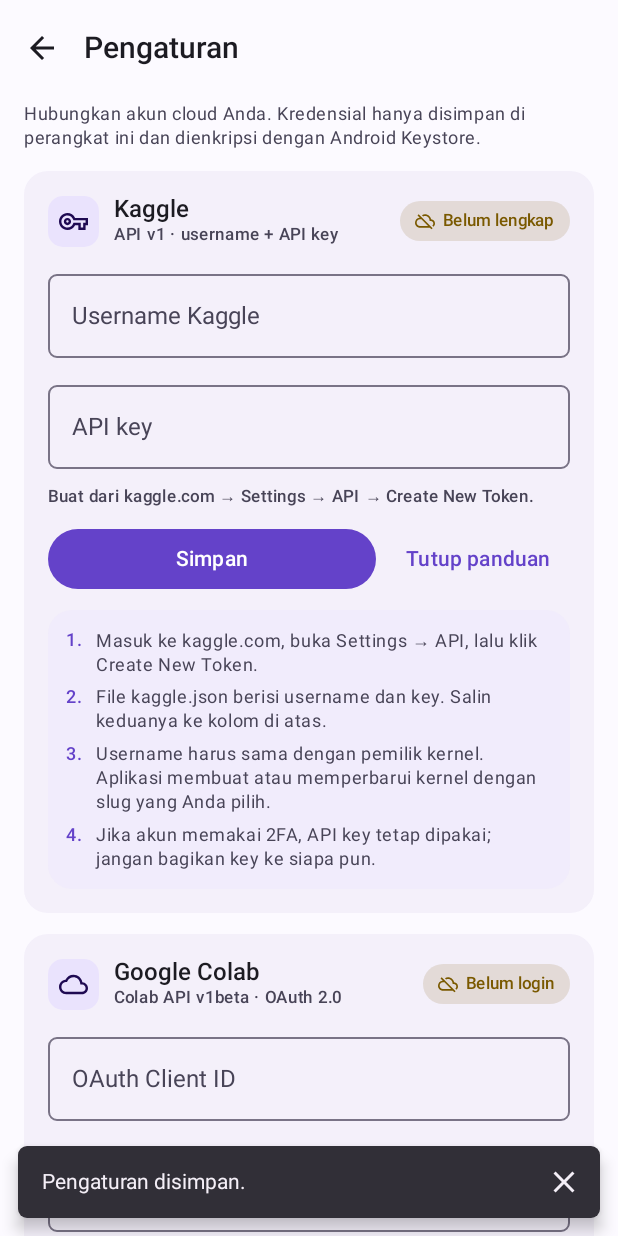
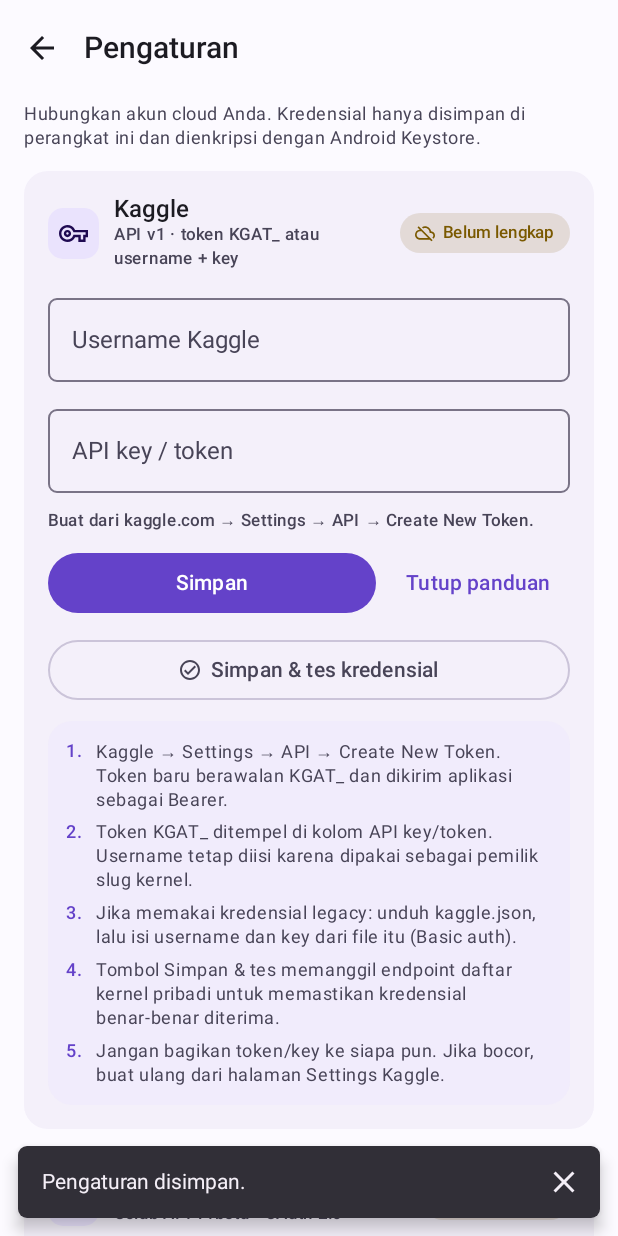
Before and after one commit to ade-karya/ipynb-runner-android, an Android app built with Jetpack Compose: the screen it shows after launch (MainActivity), after a tap on "Panduan", on a phone screen of 412 x 824 dp. Run offline under Robolectric (Android 15) with nearby library versions, the phone set to English and light mode, and no system bars; pictures from the network do not load; 3 other taps on this screen came first.

Commit message:
fix(kaggle): support new KGAT_ bearer tokens alongside legacy basic auth
- Detect KGAT_ tokens and send Authorization: Bearer instead of Basic
- Normalize pasted tokens: trim spaces, quotes, Bearer prefix, full kaggle.json
- Add 'Simpan & tes kredensial' using the private kernels endpoint
- Show actionable 401 hints for both Kaggle auth modes and expired Colab OAuth
- Add unit tests for bearer/basic header selection and token normalization
- Bump version to 1.0.1 (versionCode 2)

```diff
--- a/app/build.gradle.kts
+++ b/app/build.gradle.kts
@@ -12,8 +12,8 @@ android {
         applicationId = "com.adekarya.ipynbrunner"
         minSdk = 26
         targetSdk = 35
-        versionCode = 1
-        versionName = "1.0.0"
+        versionCode = 2
+        versionName = "1.0.1"
 
         testInstrumentationRunner = "androidx.test.runner.AndroidJUnitRunner"
         vectorDrawables { useSupportLibrary = true }
--- a/app/src/main/java/com/adekarya/ipynbrunner/data/SettingsStore.kt
+++ b/app/src/main/java/com/adekarya/ipynbrunner/data/SettingsStore.kt
@@ -90,7 +90,7 @@ class SettingsStore(context: Context) {
     }
 
     fun setKaggleKey(key: String?) {
-        secure.put(SECURE_KAGGLE_KEY, key?.takeIf { it.isNotBlank() })
+        secure.put(SECURE_KAGGLE_KEY, key?.trim()?.takeIf { it.isNotBlank() })
         refresh()
     }
 
--- a/app/src/main/java/com/adekarya/ipynbrunner/data/network/Http.kt
+++ b/app/src/main/java/com/adekarya/ipynbrunner/data/network/Http.kt
@@ -90,7 +90,7 @@ fun friendlyHttpMessage(code: Int, body: String?): String {
     }
     val base = when (code) {
         400 -> "Permintaan ditolak (400)."
-        401 -> "Autentikasi gagal. Periksa API key / token."
+        401 -> "Autentikasi gagal (401). Kaggle: token KGAT_ (Bearer) atau username + key legacy. Colab: login ulang."
         403 -> "Akses ditolak (403). Periksa izin, scope OAuth, dan quota project."
         404 -> "Resource tidak ditemukan (404). Periksa username, slug, atau nama runtime."
         409 -> "Konflik data (409)."
--- a/app/src/main/java/com/adekarya/ipynbrunner/ui/SettingsScreen.kt
+++ b/app/src/main/java/com/adekarya/ipynbrunner/ui/SettingsScreen.kt
@@ -125,7 +125,7 @@ fun SettingsScreen(
                 SettingsCard(
                     icon = Icons.Outlined.VpnKey,
                     title = "Kaggle",
-                    subtitle = "API v1 · username + API key",
+                    subtitle = "API v1 · token KGAT_ atau username + key",
                     status = if (settings.hasKaggleKey && settings.kaggleUsername.isNotBlank()) "Siap" else "Belum lengkap",
                     statusOk = settings.hasKaggleKey && settings.kaggleUsername.isNotBlank(),
                 ) {
@@ -139,9 +139,12 @@ fun SettingsScreen(
                     OutlinedTextField(
                         value = kaggleKey,
                         onValueChange = { kaggleKey = it },
-                        label = { Text("API key") },
+                        label = { Text("API key / token") },
                         placeholder = {
-                            Text(if (settings.hasKaggleKey) "Tersimpan — isi untuk mengganti" else "Tempel API key")
+                            Text(
+                                if (settings.hasKaggleKey) "Tersimpan — isi untuk mengganti"
+                                else "KGAT_… atau key legacy",
+                            )
                         },
                         singleLine = true,
                         visualTransformation = PasswordVisualTransformation(),
@@ -179,13 +182,42 @@ fun SettingsScreen(
                             Text(if (showKaggleHelp) "Tutup panduan" else "Panduan")
                         }
                     }
+                    OutlinedButton(
+                        onClick = {
+                            saveAll()
+                            viewModel.testKaggleCredentials()
+                        },
+                        enabled = !state.kaggleChecking,
+                        modifier = Modifier.fillMaxWidth(),
+                    ) {
+                        if (state.kaggleChecking) {
+                            CircularProgressIndicator(Modifier.size(16.dp), strokeWidth = 2.dp)
+                        } else {
+                            Icon(
+                                Icons.Outlined.CheckCircle,
+                                contentDescription = null,
+                                modifier = Modifier.size(16.dp),
+                            )
+                        }
+                        Spacer(Modifier.width(6.dp))
+                        Text("Simpan & tes kredensial")
+                    }
+                    state.kaggleCheck?.let { result ->
+                        Text(
+                            result,
+                            style = MaterialTheme.typography.bodySmall,
+                            color = if (result.startsWith("✓")) Color(0xFF4ADE80)
+                            else MaterialTheme.colorScheme.error,
+                        )
+                    }
                     if (showKaggleHelp) {
                         HelpText(
                             listOf(
-                                "Masuk ke kaggle.com, buka Settings → API, lalu klik Create New Token.",
-                                "File kaggle.json berisi username dan key. Salin keduanya ke kolom di atas.",
-                                "Username harus sama dengan pemilik kernel. Aplikasi membuat atau memperbarui kernel dengan slug yang Anda pilih.",
-                                "Jika akun memakai 2FA, API key tetap dipakai; jangan bagikan key ke siapa pun.",
+                                "Kaggle → Settings → API → Create New Token. Token baru berawalan KGAT_ dan dikirim aplikasi sebagai Bearer.",
+                                "Token KGAT_ ditempel di kolom API key/token. Username tetap diisi karena dipakai sebagai pemilik slug kernel.",
+                                "Jika memakai kredensial legacy: unduh kaggle.json, lalu isi username dan key dari file itu (Basic auth).",
+                                "Tombol Simpan & tes memanggil endpoint daftar kernel pribadi untuk memastikan kredensial benar-benar diterima.",
+                                "Jangan bagikan token/key ke siapa pun. Jika bocor, buat ulang dari halaman Settings Kaggle.",
                             ),
                         )
                     }
```
Also changed, not shown: app/src/main/java/com/adekarya/ipynbrunner/AppViewModel.kt (+28 -0 lines), app/src/main/java/com/adekarya/ipynbrunner/data/colab/ColabApi.kt (+10 -0 lines), app/src/main/java/com/adekarya/ipynbrunner/data/kaggle/KaggleClient.kt (+84 -10 lines), 2 other files.
